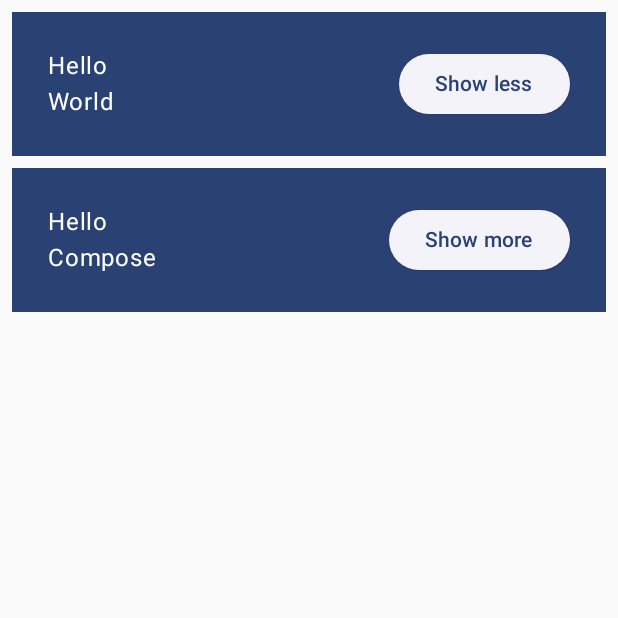
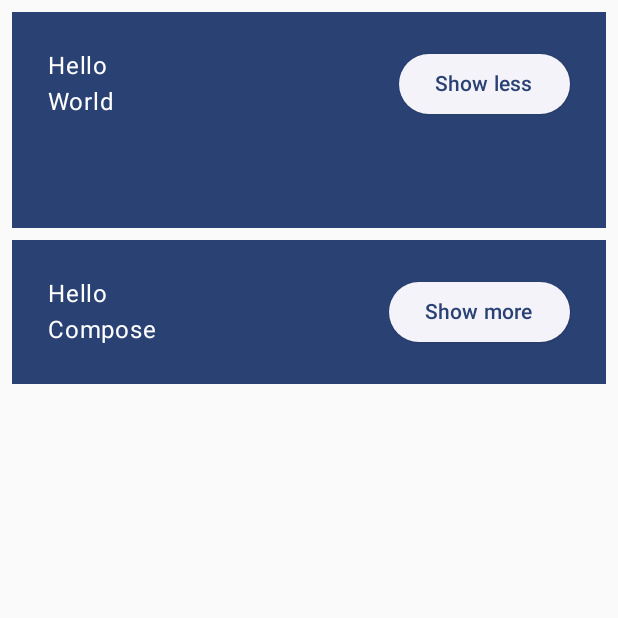
Before and after one commit to cyjadela/compose-study, an Android app built with Jetpack Compose: the screen it shows after launch (MainActivity), after a tap on "Show more", on a phone screen of 412 x 824 dp, the top half of it. Run offline under Robolectric (Android 15) with nearby library versions, the phone set to English and light mode, and no system bars.

Commit message:
Feat: 목록 버튼 클릭 시 UI 확장

```diff
--- a/compose_start/app/src/main/java/com/android/compose_start/MainActivity.kt
+++ b/compose_start/app/src/main/java/com/android/compose_start/MainActivity.kt
@@ -34,10 +34,12 @@ class MainActivity : ComponentActivity() {
 fun Greeting(name: String, modifier: Modifier = Modifier) {
     val expanded = remember { mutableStateOf(false) }
 
+    val extraPadding = if (expanded.value) 48.dp else 0.dp
+
     Surface(color = MaterialTheme.colorScheme.primary,
     modifier = modifier.padding(vertical = 4.dp, horizontal = 8.dp)) {
         Row(modifier = Modifier.padding(24.dp)) {
-            Column(modifier = Modifier.weight(1f)) {
+            Column(modifier = Modifier.weight(1f).padding(bottom = extraPadding)) {
                 Text(text = "Hello ")
                 Text(text = name)
             }
```
